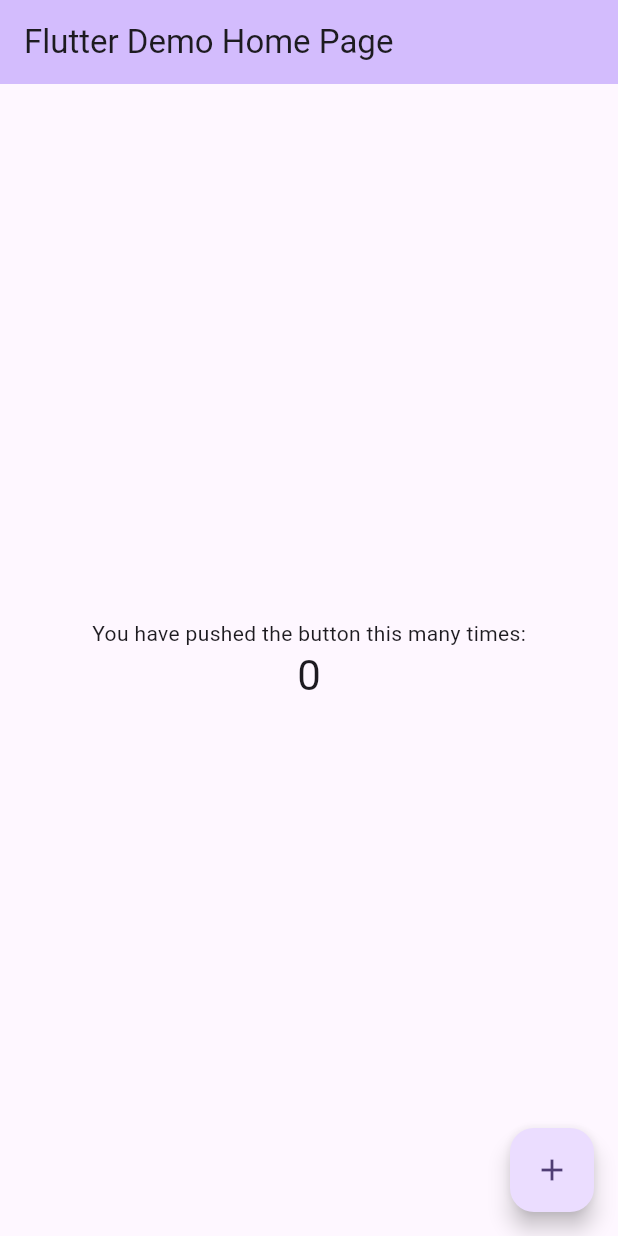
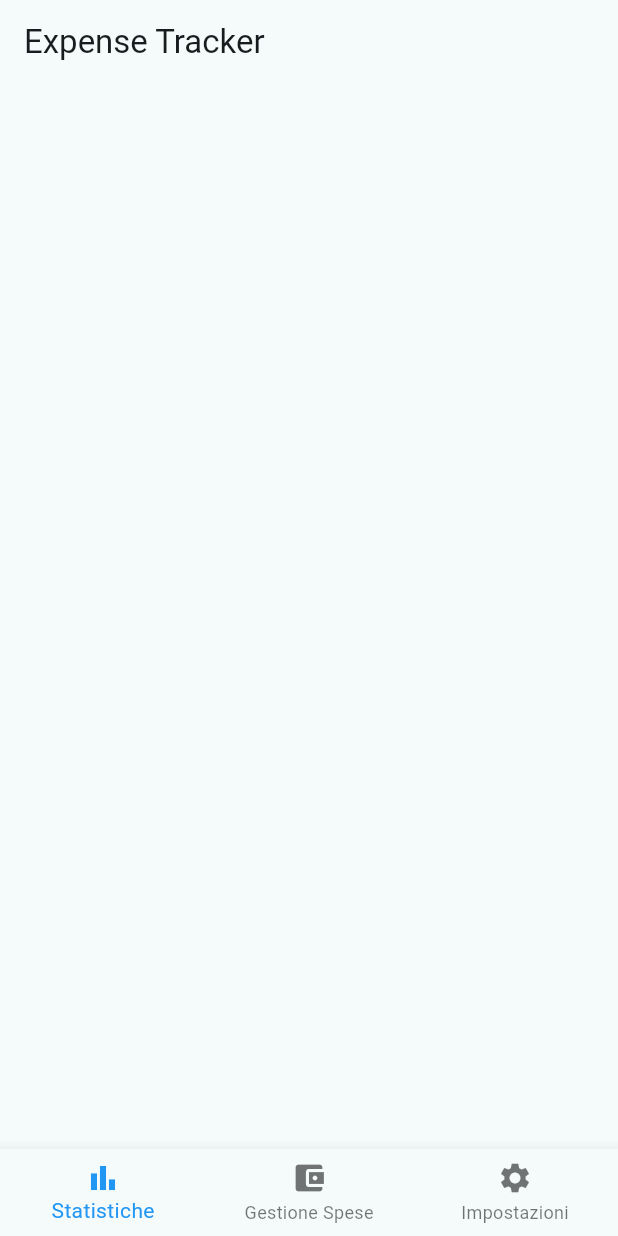
Before and after one commit to Cavosky/ExpenseTracker, a Flutter app: the screen it shows after launch, on a phone screen of 412 x 824 dp. Run offline on Flutter 3.47's test engine with Material 3 defaults, Android fonts, the phone set to English and light mode, and no system bars; our stand-ins replace sqflite; accounts and stored records are empty.

Commit message:
inizio grafica

```diff
--- a/lib/main.dart
+++ b/lib/main.dart
@@ -1,3 +1,4 @@
+import 'package:expense_tracker/screens/home_screen.dart';
 import 'package:flutter/material.dart';
 
 void main() {
@@ -11,115 +12,12 @@ class MyApp extends StatelessWidget {
   @override
   Widget build(BuildContext context) {
     return MaterialApp(
-      title: 'Flutter Demo',
-      theme: ThemeData(
-        // This is the theme of your application.
-        //
-        // TRY THIS: Try running your application with "flutter run". You'll see
-        // the application has a purple toolbar. Then, without quitting the app,
-        // try changing the seedColor in the colorScheme below to Colors.green
-        // and then invoke "hot reload" (save your changes or press the "hot
-        // reload" button in a Flutter-supported IDE, or press "r" if you used
-        // the command line to start the app).
-        //
-        // Notice that the counter didn't reset back to zero; the application
-        // state is not lost during the reload. To reset the state, use hot
-        // restart instead.
-        //
-        // This works for code too, not just values: Most code changes can be
-        // tested with just a hot reload.
-        colorScheme: ColorScheme.fromSeed(seedColor: Colors.deepPurple),
-        useMaterial3: true,
-      ),
-      home: const MyHomePage(title: 'Flutter Demo Home Page'),
-    );
+        title: 'Expense Tracker',
+        theme: ThemeData(
+          colorScheme: ColorScheme.fromSeed(seedColor: Colors.white),
+          useMaterial3: true,
+        ),
+        home: const HomeScreen()
+      );
   }
 }
-
-class MyHomePage extends StatefulWidget {
-  const MyHomePage({super.key, required this.title});
-
-  // This widget is the home page of your application. It is stateful, meaning
-  // that it has a State object (defined below) that contains fields that affect
-  // how it looks.
-
-  // This class is the configuration for the state. It holds the values (in this
-  // case the title) provided by the parent (in this case the App widget) and
-  // used by the build method of the State. Fields in a Widget subclass are
-  // always marked "final".
-
-  final String title;
-
-  @override
-  State<MyHomePage> createState() => _MyHomePageState();
-}
-
-class _MyHomePageState extends State<MyHomePage> {
-  int _counter = 0;
-
-  void _incrementCounter() {
-    setState(() {
-      // This call to setState tells the Flutter framework that something has
-      // changed in this State, which causes it to rerun the build method below
-      // so that the display can reflect the updated values. If we changed
-      // _counter without calling setState(), then the build method would not be
-      // called again, and so nothing would appear to happen.
-      _counter++;
-    });
-  }
-
-  @override
-  Widget build(BuildContext context) {
-    // This method is rerun every time setState is called, for instance as done
-    // by the _incrementCounter method above.
-    //
-    // The Flutter framework has been optimized to make rerunning build methods
-    // fast, so that you can just rebuild anything that needs updating rather
-    // than having to individually change instances of widgets.
-    return Scaffold(
-      appBar: AppBar(
-        // TRY THIS: Try changing the color here to a specific color (to
-        // Colors.amber, perhaps?) and trigger a hot reload to see the AppBar
-        // change color while the other colors stay the same.
-        backgroundColor: Theme.of(context).colorScheme.inversePrimary,
-        // Here we take the value from the MyHomePage object that was created by
-        // the App.build method, and use it to set our appbar title.
-        title: Text(widget.title),
-      ),
-      body: Center(
-        // Center is a layout widget. It takes a single child and positions it
-        // in the middle of the parent.
-        child: Column(
-          // Column is also a layout widget. It takes a list of children and
-          // arranges them vertically. By default, it sizes itself to fit its
-          // children horizontally, and tries to be as tall as its parent.
-          //
-          // Column has various properties to control how it sizes itself and
-          // how it positions its children. Here we use mainAxisAlignment to
-          // center the children vertically; the main axis here is the vertical
-          // axis because Columns are vertical (the cross axis would be
-          // horizontal).
-          //
-          // TRY THIS: Invoke "debug painting" (choose the "Toggle Debug Paint"
-          // action in the IDE, or press "p" in the console), to see the
-          // wireframe for each widget.
-          mainAxisAlignment: MainAxisAlignment.center,
-          children: <Widget>[
-            const Text(
-              'You have pushed the button this many times:',
-            ),
-            Text(
-              '$_counter',
-              style: Theme.of(context).textTheme.headlineMedium,
-            ),
-          ],
-        ),
-      ),
-      floatingActionButton: FloatingActionButton(
-        onPressed: _incrementCounter,
-        tooltip: 'Increment',
-        child: const Icon(Icons.add),
-      ), // This trailing comma makes auto-formatting nicer for build methods.
-    );
-  }
-}
--- a/lib/models/FinanceTransaction.dart
+++ b/lib/models/finance_transaction.dart
@@ -1,4 +1,4 @@
-import 'package:expense_tracker/models/Category.dart';
+import 'package:expense_tracker/models/category.dart';
 
 class FinanceTransaction {
   final int? id;
@@ -7,7 +7,7 @@ class FinanceTransaction {
   final DateTime date;
   final List<Category> categories;
 
-  const FinanceTransaction(
+  FinanceTransaction(
       {this.id,
       required this.title,
       required this.amount,
--- /dev/null
+++ b/lib/models/product.dart
@@ -0,0 +1,12 @@
+class Product {
+  final int? id;
+  final String name;
+  final double price;
+
+  Product({this.id, required this.name, required this.price});
+
+  factory Product.fromMap(Map<String, dynamic> map) =>
+      Product(id: map['id'], name: map['name'], price: map['price']);
+
+  Map<String, dynamic> toMap() => {'id': id, 'name': name, 'price': price};
+}
--- /dev/null
+++ b/lib/screens/home_screen.dart
@@ -0,0 +1,49 @@
+import 'package:flutter/material.dart';
+
+class HomeScreen extends StatefulWidget {
+  const HomeScreen({super.key});
+
+  @override
+  State<StatefulWidget> createState() => _HomeScreenState();
+}
+
+class _HomeScreenState extends State<HomeScreen> {
+  int _selectedIndex = 0;
+
+  @override
+  void initState() {
+    super.initState();
+  }
+
+  void _onItemTapped(int index) {
+    setState(() {
+      _selectedIndex = index;
+    });
+  }
+
+  @override
+  Widget build(BuildContext context) {
+    return Scaffold(
+      appBar: AppBar(title: const Text("Expense Tracker")),
+      bottomNavigationBar: BottomNavigationBar(
+        items: const <BottomNavigationBarItem>[
+          BottomNavigationBarItem(
+            icon: Icon(Icons.bar_chart),
+            label: 'Statistiche',
+          ),
+          BottomNavigationBarItem(
+            icon: Icon(Icons.account_balance_wallet),
+            label: 'Gestione Spese',
+          ),
+          BottomNavigationBarItem(
+            icon: Icon(Icons.settings),
+            label: 'Impostazioni',
+          )
+        ],
+        currentIndex: _selectedIndex,
+        fixedColor: Colors.blue,
+        onTap: _onItemTapped,
+      ),
+    );
+  }
+}
--- a/lib/services/database_helper.dart
+++ b/lib/services/database_helper.dart
@@ -35,6 +35,11 @@ class DatabaseHelper {
   Future _createDB(Database db, int version) async {
     // Definizione dello schema (DDL)
     await db.execute('''
+      CREATE TABLE products(
+        id INTEGER PRIMARY KEY AUTOINCREMENT,
+        name TEXT NOT NULL,
+        price REAL NOT NULL
+      );
       CREATE TABLE category(
         id INTEGER PRIMARY KEY AUTOINCREMENT,
         name TEXT NOT NULL
```
